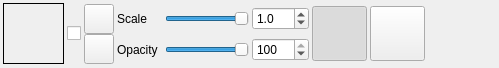
Above: DMHelper/src/overlayframe.ui from MMetze/DMHelper before the change. Below: the same form after it.
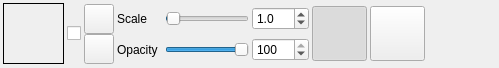
That is the form after the change. Icons and pictures are not drawn.

The edit to the form file:
```diff
--- a/DMHelper/src/overlayframe.ui
+++ b/DMHelper/src/overlayframe.ui
@@ -240,11 +240,17 @@
        <property name="toolTip">
         <string>Set the opacity of the layer</string>
        </property>
+       <property name="minimum">
+        <number>1</number>
+       </property>
        <property name="maximum">
-        <number>100</number>
+        <number>1000</number>
+       </property>
+       <property name="pageStep">
+        <number>5</number>
        </property>
        <property name="value">
-        <number>100</number>
+        <number>10</number>
        </property>
        <property name="orientation">
         <enum>Qt::Horizontal</enum>
```
Left out of the diff: 2 changed lines with no effect on the pictures.
